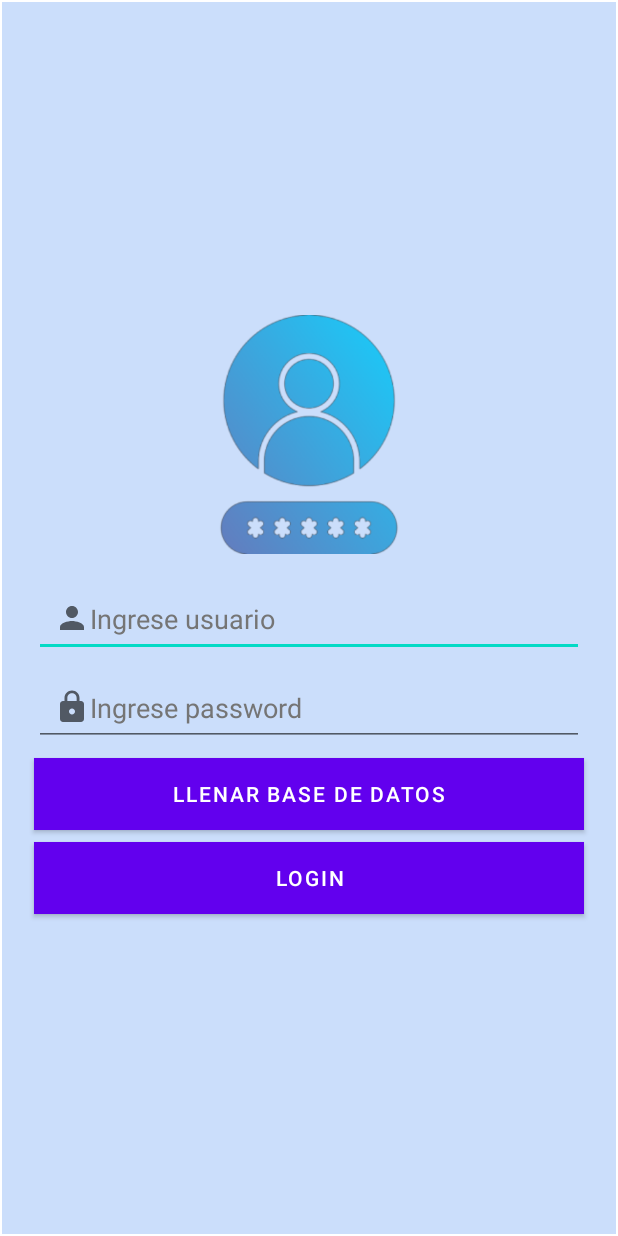
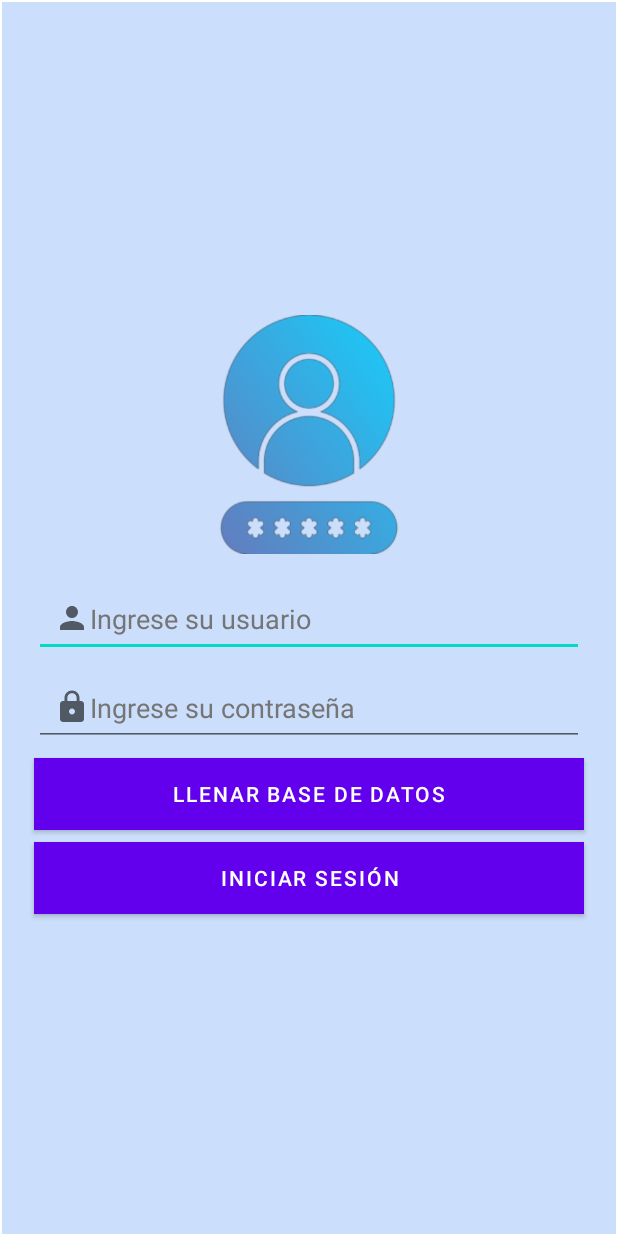
Before and after one commit to MarvinSMartinez/Bolsa, an Android app: the screen it shows after launch (MainActivity), on a phone screen of 412 x 824 dp. Run offline under Robolectric (Android 15) with nearby library versions, the phone set to English and light mode, and no system bars.

```diff
--- a/app/src/main/res/values/strings.xml
+++ b/app/src/main/res/values/strings.xml
@@ -1,11 +1,11 @@
 <resources>
     <string name="app_name">Bolsa</string>
 
-    <string name="password">Ingrese password</string>
-    <string name="btlogin">login</string>
+    <string name="password">Ingrese su contraseña</string>
+    <string name="btlogin">Iniciar sesión</string>
     <string name="btllenarBaseDeDatos">Llenar base de datos</string>
     <string name="btFacebook">Login Facebook</string>
-    <string name="ingrese_usuario">Ingrese usuario</string>
+    <string name="ingrese_usuario">Ingrese su usuario</string>
     <string name="title_activity_inicio">Inicio</string>
     <string name="navigation_drawer_open">Open navigation drawer</string>
     <string name="navigation_drawer_close">Close navigation drawer</string>
@@ -24,7 +24,7 @@
 
 
     <array name="tipo_empleos">
-        <item>Programacion</item>
+        <item>Programación</item>
 
     </array>
 
@@ -82,7 +82,7 @@
 
     <string name="opciones">Opciones</string>
     <string name="insertar">Insertar</string>
-    <string name="limpiar">Limpiar</string>
+    <string name="limpiar">Limpiar campos</string>
     <string name="eliminar">Eliminar</string>
     <string name="actualizar">Actualizar</string>
     <string name="consultar">Consultar</string>
```
Also changed, not shown: 1 other file.
